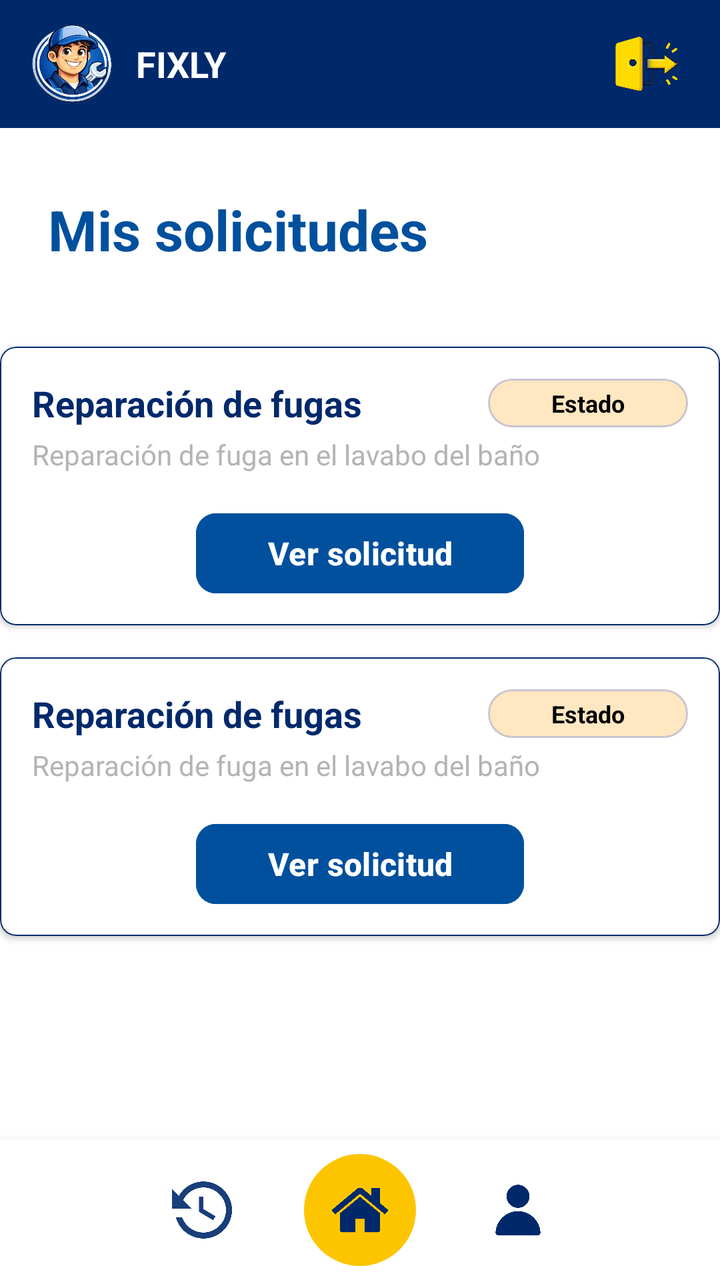
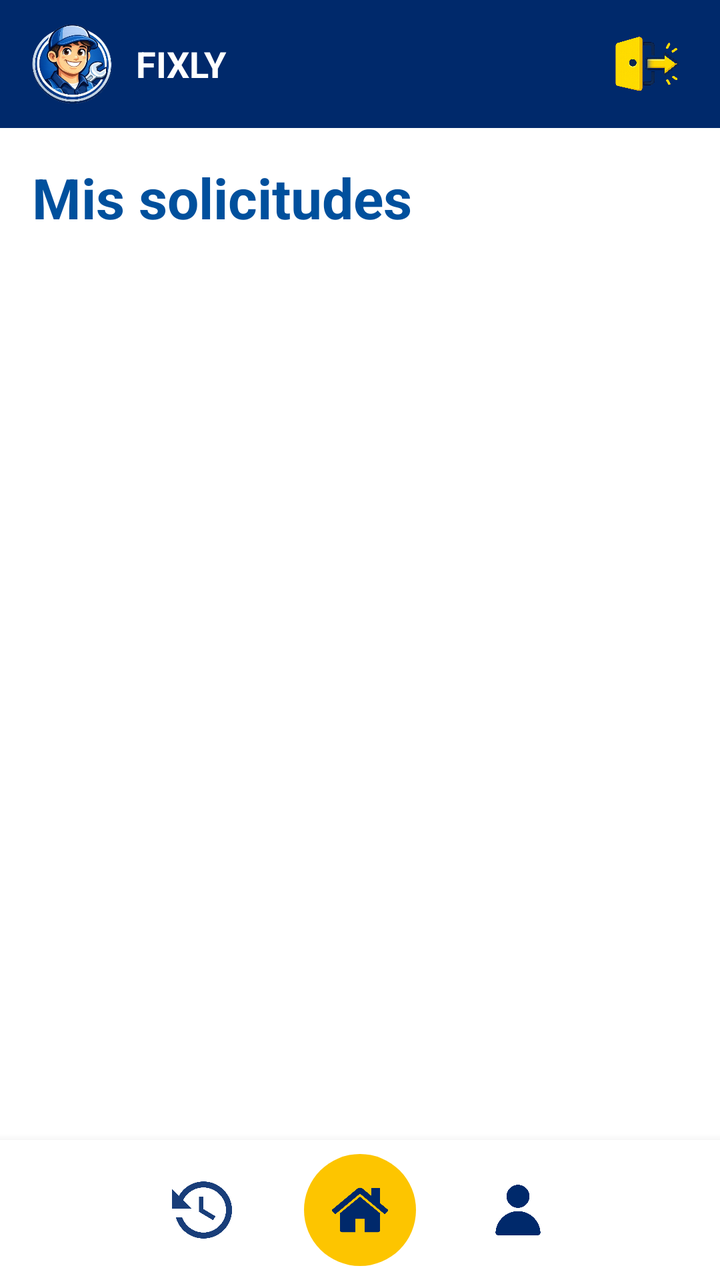

Before-and-after screenshots of an Android layout around one commit, followed by the original layout XML and the change that was made.
<!-- AndroidManifest.xml: application theme Theme.Fixly -->
<!-- res/layout/historial_solicitudes.xml -->
<?xml version="1.0" encoding="utf-8"?>
<LinearLayout xmlns:android="http://schemas.android.com/apk/res/android"
    xmlns:app="http://schemas.android.com/apk/res-auto"
    android:id="@+id/main"
    android:layout_width="match_parent"
    android:layout_height="match_parent"
    android:background="@android:color/white"
    android:orientation="vertical">

    <include layout="@layout/header" />

    <ScrollView
        android:layout_width="match_parent"
        android:layout_height="0dp"
        android:layout_weight="1"
        android:fillViewport="true">

        <LinearLayout
            android:id="@+id/contenedor_contenido_solicitudes"
            android:layout_width="match_parent"
            android:layout_height="wrap_content"
            android:orientation="vertical"
            android:paddingVertical="16dp">

            <TextView
                android:layout_width="match_parent"
                android:layout_height="wrap_content"
                android:layout_marginTop="16dp"
                android:layout_marginBottom="32dp"
                android:paddingHorizontal="24dp"
                android:text="Mis solicitudes"
                android:textAlignment="textStart"
                android:textColor="@color/azul_medio_fixly"
                android:textSize="28sp"
                android:textStyle="bold" />

            <include layout="@layout/item_solicitud" />

            <include layout="@layout/item_solicitud" />

        </LinearLayout>
    </ScrollView>

    <include layout="@layout/bottom_nav" />

</LinearLayout>
<!-- res/layout/header.xml (included above) -->
<?xml version="1.0" encoding="utf-8"?>
<LinearLayout xmlns:android="http://schemas.android.com/apk/res/android"
    xmlns:app="http://schemas.android.com/apk/res-auto"
    android:id="@+id/header_container"
    android:layout_width="match_parent"
    android:layout_height="64dp"
    android:background="@color/azul_fixly"
    android:gravity="center_vertical"
    android:paddingHorizontal="16dp"
    android:orientation="horizontal">

    <ImageView
        android:layout_width="40dp"
        android:layout_height="40dp"
        android:scaleType="fitCenter"
        android:src="@drawable/logo" />

    <TextView
        android:layout_width="0dp"
        android:layout_height="wrap_content"
        android:layout_marginStart="12dp"
        android:layout_weight="1"
        android:text="FIXLY"
        android:textColor="@android:color/white"
        android:textSize="18sp"
        android:textStyle="bold" />

    <ImageView
        android:id="@+id/imageView"
        android:layout_width="40dp"
        android:layout_height="40dp"
        app:srcCompat="@drawable/ic_cerrar_sesion" />

</LinearLayout>
<!-- res/layout/item_solicitud.xml (included above) -->
<?xml version="1.0" encoding="utf-8"?>
<com.google.android.material.card.MaterialCardView
    xmlns:android="http://schemas.android.com/apk/res/android"
    xmlns:app="http://schemas.android.com/apk/res-auto"
    android:id="@+id/item_solicitud"
    android:layout_width="match_parent"
    android:layout_height="wrap_content"
    android:layout_marginHorizontal="0dp"
    android:layout_marginVertical="8dp"
    app:cardBackgroundColor="@android:color/white"
    app:cardCornerRadius="8dp"
    app:cardElevation="2dp"
    app:strokeColor="@color/azul_fixly"
    app:strokeWidth="0.5dp">

    <LinearLayout
        android:layout_width="match_parent"
        android:layout_height="wrap_content"
        android:orientation="vertical"
        android:padding="16dp">

        
        <LinearLayout
            android:layout_width="match_parent"
            android:layout_height="wrap_content"
            android:gravity="center_vertical"
            android:orientation="horizontal">

            <TextView
                android:id="@+id/texto_tipo_servicio_item_solicitud"
                android:layout_width="0dp"
                android:layout_height="wrap_content"
                android:layout_weight="1"
                android:text="Reparación de fugas"
                android:textColor="@color/azul_fixly"
                android:textSize="18sp"
                android:textStyle="bold" />

            
            <com.google.android.material.card.MaterialCardView
                android:id="@+id/card_estado_solicitud"
                android:layout_width="100dp"
                android:layout_height="wrap_content"
                app:cardBackgroundColor="#FFE7C1"
                app:cardCornerRadius="12dp"
                app:cardElevation="0dp">

                <TextView
                    android:id="@+id/texto_estado_item_solicitud"
                    android:layout_width="match_parent"
                    android:layout_height="wrap_content"
                    android:paddingHorizontal="12dp"
                    android:paddingVertical="4dp"
                    android:text="Estado"
                    android:textAlignment="center"
                    android:textColor="@android:color/black"
                    android:textSize="12sp"
                    android:textStyle="bold" />
            </com.google.android.material.card.MaterialCardView>
        </LinearLayout>

        
        <TextView
            android:id="@+id/texto_descripcion_item_solicitud"
            android:layout_width="match_parent"
            android:layout_height="wrap_content"
            android:layout_marginTop="4dp"
            android:ellipsize="end"
            android:maxLines="2"
            android:text="Reparación de fuga en el lavabo del baño"
            android:textColor="@color/gris_texto"
            android:textSize="14sp" />

        
        <LinearLayout
            android:layout_width="match_parent"
            android:layout_height="wrap_content"
            android:layout_marginTop="20dp"
            android:gravity="center"
            android:weightSum="1">

            <com.google.android.material.button.MaterialButton
                android:id="@+id/boton_guardar_cambiar_contrasena"
                android:layout_width="0dp"
                android:layout_height="40dp"
                android:layout_weight="0.5"
                android:backgroundTint="@color/azul_medio_fixly"
                android:insetTop="0dp"
                android:insetBottom="0dp"
                android:text="Ver solicitud"
                android:textAllCaps="false"
                android:textColor="@color/white"
                android:textSize="16sp"
                android:textStyle="bold"
                app:cornerRadius="10dp" />
        </LinearLayout>

    </LinearLayout>

</com.google.android.material.card.MaterialCardView>
<!-- res/layout/bottom_nav.xml (included above) -->
<?xml version="1.0" encoding="utf-8"?>
<LinearLayout xmlns:android="http://schemas.android.com/apk/res/android"
    xmlns:app="http://schemas.android.com/apk/res-auto"
    android:id="@+id/bottom_container"
    android:layout_width="match_parent"
    android:layout_height="70dp"
    android:background="@android:color/white"
    android:elevation="8dp"
    android:gravity="center"
    android:orientation="horizontal">

    <ImageView
        android:id="@+id/historial_barra_navegacion"
        android:layout_width="30dp"
        android:layout_height="30dp"
        android:src="@drawable/icono_solicitudes"
        android:tint="#00296b" />

    <FrameLayout
        android:id="@+id/home_barra_navegacion"
        android:layout_width="56dp"
        android:layout_height="56dp"
        android:layout_marginHorizontal="36dp"
        android:background="@drawable/bg_home">

        <ImageView
            android:layout_width="28dp"
            android:layout_height="28dp"
            android:layout_gravity="center"
            android:src="@drawable/icono_home"
            app:tint="#00296b" />
    </FrameLayout>

    <ImageView
        android:id="@+id/perfil_barra_navegacion"
        android:layout_width="30dp"
        android:layout_height="30dp"
        android:src="@drawable/icono_usuario"
        app:tint="#00296b" />

</LinearLayout>
<!-- resources referenced by this layout -->
<resources>
  <color name="azul_fixly">#00296b</color>
  <color name="azul_medio_fixly">#00509d</color>
  <color name="gris_texto">#b4b4b4</color>
  <color name="white">#FFFFFFFF</color>
  <!-- drawable bg_home (drawable) -->
  <?xml version="1.0" encoding="utf-8"?>
  <shape xmlns:android="http://schemas.android.com/apk/res/android"
      android:shape="oval">
      <solid android:color="#fdc500"/>
  </shape>
  <!-- drawable ic_cerrar_sesion: png bitmap (drawable, 236120 bytes) -->
  <!-- drawable icono_home: png bitmap (drawable, 9640 bytes) -->
  <!-- drawable icono_solicitudes: png bitmap (drawable, 14988 bytes) -->
  <!-- drawable icono_usuario: png bitmap (drawable, 6687 bytes) -->
  <!-- drawable logo: png bitmap (drawable, 142083 bytes) -->
  <style name="Theme.Fixly" parent="Base.Theme.Fixly" />
  <style name="Base.Theme.Fixly" parent="Theme.Material3.DayNight.NoActionBar">
          
          
      </style>
</resources>

<!-- the commit's change to res/layout/historial_solicitudes.xml (unified diff, before → after) -->
@@ -9,37 +9,32 @@
 
     <include layout="@layout/header" />
 
-    <ScrollView
+    <LinearLayout
         android:layout_width="match_parent"
         android:layout_height="0dp"
         android:layout_weight="1"
-        android:fillViewport="true">
+        android:orientation="vertical"
+        android:paddingHorizontal="16dp">
 
-        <LinearLayout
-            android:id="@+id/contenedor_contenido_solicitudes"
+        <TextView
             android:layout_width="match_parent"
             android:layout_height="wrap_content"
-            android:orientation="vertical"
-            android:paddingVertical="16dp">
+            android:layout_marginTop="16dp"
+            android:layout_marginBottom="16dp"
+            android:text="Mis solicitudes"
+            android:textAlignment="textStart"
+            android:textColor="@color/azul_medio_fixly"
+            android:textSize="28sp"
+            android:textStyle="bold" />
 
-            <TextView
-                android:layout_width="match_parent"
-                android:layout_height="wrap_content"
-                android:layout_marginTop="16dp"
-                android:layout_marginBottom="32dp"
-                android:paddingHorizontal="24dp"
-                android:text="Mis solicitudes"
-                android:textAlignment="textStart"
-                android:textColor="@color/azul_medio_fixly"
-                android:textSize="28sp"
-                android:textStyle="bold" />
+        <androidx.recyclerview.widget.RecyclerView
+            android:id="@+id/recycler_historial_solicitudes"
+            android:layout_width="match_parent"
+            android:layout_height="match_parent"
+            android:clipToPadding="false"
+            android:paddingBottom="16dp" />
 
-            <include layout="@layout/item_solicitud" />
-
-            <include layout="@layout/item_solicitud" />
-
-        </LinearLayout>
-    </ScrollView>
+    </LinearLayout>
 
     <include layout="@layout/bottom_nav" />
 
@@ -79,107 +74,6 @@
         app:srcCompat="@drawable/ic_cerrar_sesion" />
 
 </LinearLayout>
-<!-- res/layout/item_solicitud.xml (included above) -->
-<?xml version="1.0" encoding="utf-8"?>
-<com.google.android.material.card.MaterialCardView
-    xmlns:android="http://schemas.android.com/apk/res/android"
-    xmlns:app="http://schemas.android.com/apk/res-auto"
-    android:id="@+id/item_solicitud"
-    android:layout_width="match_parent"
-    android:layout_height="wrap_content"
-    android:layout_marginHorizontal="0dp"
-    android:layout_marginVertical="8dp"
-    app:cardBackgroundColor="@android:color/white"
-    app:cardCornerRadius="8dp"
-    app:cardElevation="2dp"
-    app:strokeColor="@color/azul_fixly"
-    app:strokeWidth="0.5dp">
-
-    <LinearLayout
-        android:layout_width="match_parent"
-        android:layout_height="wrap_content"
-        android:orientation="vertical"
-        android:padding="16dp">
-
-        
-        <LinearLayout
-            android:layout_width="match_parent"
-            android:layout_height="wrap_content"
-            android:gravity="center_vertical"
-            android:orientation="horizontal">
-
-            <TextView
-                android:id="@+id/texto_tipo_servicio_item_solicitud"
-                android:layout_width="0dp"
-                android:layout_height="wrap_content"
-                android:layout_weight="1"
-                android:text="Reparación de fugas"
-                android:textColor="@color/azul_fixly"
-                android:textSize="18sp"
-                android:textStyle="bold" />
-
-            
-            <com.google.android.material.card.MaterialCardView
-                android:id="@+id/card_estado_solicitud"
-                android:layout_width="100dp"
-                android:layout_height="wrap_content"
-                app:cardBackgroundColor="#FFE7C1"
-                app:cardCornerRadius="12dp"
-                app:cardElevation="0dp">
-
-                <TextView
-                    android:id="@+id/texto_estado_item_solicitud"
-                    android:layout_width="match_parent"
-                    android:layout_height="wrap_content"
-                    android:paddingHorizontal="12dp"
-                    android:paddingVertical="4dp"
-                    android:text="Estado"
-                    android:textAlignment="center"
-                    android:textColor="@android:color/black"
-                    android:textSize="12sp"
-                    android:textStyle="bold" />
-            </com.google.android.material.card.MaterialCardView>
-        </LinearLayout>
-
-        
-        <TextView
-            android:id="@+id/texto_descripcion_item_solicitud"
-            android:layout_width="match_parent"
-            android:layout_height="wrap_content"
-            android:layout_marginTop="4dp"
-            android:ellipsize="end"
-            android:maxLines="2"
-            android:text="Reparación de fuga en el lavabo del baño"
-            android:textColor="@color/gris_texto"
-            android:textSize="14sp" />
-
-        
-        <LinearLayout
-            android:layout_width="match_parent"
-            android:layout_height="wrap_content"
-            android:layout_marginTop="20dp"
-            android:gravity="center"
-            android:weightSum="1">
-
-            <com.google.android.material.button.MaterialButton
-                android:id="@+id/boton_guardar_cambiar_contrasena"
-                android:layout_width="0dp"
-                android:layout_height="40dp"
-                android:layout_weight="0.5"
-                android:backgroundTint="@color/azul_medio_fixly"
-                android:insetTop="0dp"
-                android:insetBottom="0dp"
-                android:text="Ver solicitud"
-                android:textAllCaps="false"
-                android:textColor="@color/white"
-                android:textSize="16sp"
-                android:textStyle="bold"
-                app:cornerRadius="10dp" />
-        </LinearLayout>
-
-    </LinearLayout>
-
-</com.google.android.material.card.MaterialCardView>
 <!-- res/layout/bottom_nav.xml (included above) -->
 <?xml version="1.0" encoding="utf-8"?>
 <LinearLayout xmlns:android="http://schemas.android.com/apk/res/android"
<!-- resource entries referenced after the edit -->
@@ -2,8 +2,6 @@
 <resources>
   <color name="azul_fixly">#00296b</color>
   <color name="azul_medio_fixly">#00509d</color>
-  <color name="gris_texto">#b4b4b4</color>
-  <color name="white">#FFFFFFFF</color>
   <!-- drawable bg_home (drawable) -->
   <?xml version="1.0" encoding="utf-8"?>
   <shape xmlns:android="http://schemas.android.com/apk/res/android"
